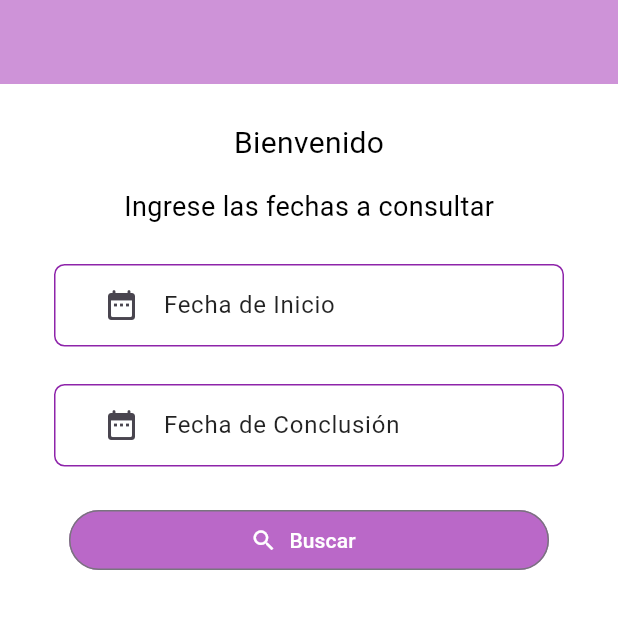
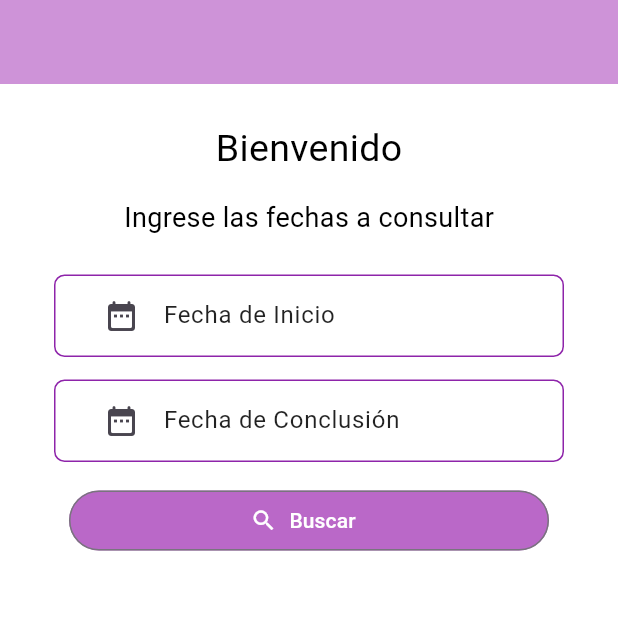
Before and after one commit to MANR01/buho_Flutter, a Flutter app: the screen it shows after launch, on a phone screen of 412 x 824 dp, the top half of it. Run offline on Flutter 3.47's test engine with Material 3 defaults, Android fonts, the phone set to English and light mode, and no system bars; drawn by our look-alikes of firebase_database; our stand-ins replace firebase_core, mask_text_input_formatter; accounts and stored records are empty.

Commit message:
Se logro mostrar la informacion de la BD

```diff
--- a/lib/Pages/home/components/campos/setCampos.dart
+++ b/lib/Pages/home/campos/setCampos.dart
@@ -32,12 +32,12 @@ class setCampos extends StatelessWidget {
             setFechAn(
               controller: fechAn,
             ),
-            const SizedBox(height: 25),
+            const SizedBox(height: 15),
             //Fecha Posterior
             setFechPos(
               controller: fechPos,
             ),
-            const SizedBox(height: 25),
+            const SizedBox(height: 15),
             Container(
               margin: const EdgeInsets.symmetric(horizontal: 30),
               width: MediaQuery.of(context).size.width - 80,
--- a/lib/Pages/home/home.dart
+++ b/lib/Pages/home/home.dart
@@ -1,8 +1,8 @@
 // ignore_for_file: camel_case_types, avoid_unnecessary_containers
 
-import 'package:buho/Pages/home/components/campos/setCampos.dart';
+import 'package:buho/Pages/home/campos/setCampos.dart';
+import 'package:buho/Pages/tablaFirebase/setTabla.dart';
 import 'package:flutter/material.dart';
-import 'components/tablaFirebase/tablaFirebase.dart';
 
 class home extends StatelessWidget {
   const home({super.key});
@@ -25,7 +25,7 @@ class home extends StatelessWidget {
             //Mensaje de Bienvenida
             const Text(
               'Bienvenido',
-              style: TextStyle(fontSize: 20, color: Colors.black),
+              style: TextStyle(fontSize: 25, color: Colors.black),
             ),
             const SizedBox(
               height: 15,
@@ -42,10 +42,12 @@ class home extends StatelessWidget {
             ),
             //Llamado al metodo encargado de mostrar los campos de fecha
             setCampos(),
-            const SizedBox(height: 25),
 
             //Tabla con la informacion de Firebase
-            const firebaseTable()
+            Container(
+              padding: const EdgeInsets.all(12.0),
+              child: const setTabla(),
+            )
           ],
         ),
       ),
--- /dev/null
+++ b/lib/Pages/tablaFirebase/setTabla.dart
@@ -0,0 +1,17 @@
+// ignore_for_file: file_names, camel_case_types
+
+import 'package:buho/Pages/tablaFirebase/tablaFirebase.dart';
+import 'package:flutter/material.dart';
+
+class setTabla extends StatelessWidget {
+  const setTabla({super.key});
+
+  @override
+  Widget build(BuildContext context) {
+    return Container(
+      padding: const EdgeInsets.all(10.0),
+      margin: const EdgeInsets.all(10.0),
+      child: const firebaseTable(),
+    );
+  }
+}
--- a/lib/main.dart
+++ b/lib/main.dart
@@ -1,6 +1,6 @@
 import 'package:buho/Pages/home/home.dart';
 import 'package:firebase_core/firebase_core.dart';
-import 'firebase_options.dart';
+import 'Services/Firebase/firebase_options.dart';
 import 'package:flutter/material.dart';
 import 'package:flutter/services.dart';
 
```
Also changed, not shown: lib/Pages/home/components/tablaFirebase/tablaFirebase.dart (deleted, +0 -42 lines), lib/Pages/tablaFirebase/tablaFirebase.dart (added, +73 -0 lines), lib/Pages/home/campos/components/fechAnterior.dart (renamed from lib/Pages/home/components/campos/components/fechAnterior.dart), lib/Pages/home/campos/components/fechPosterior.dart (renamed from lib/Pages/home/components/campos/components/fechPosterior.dart), lib/Services/Firebase/firebase_options.dart (renamed from lib/firebase_options.dart).
